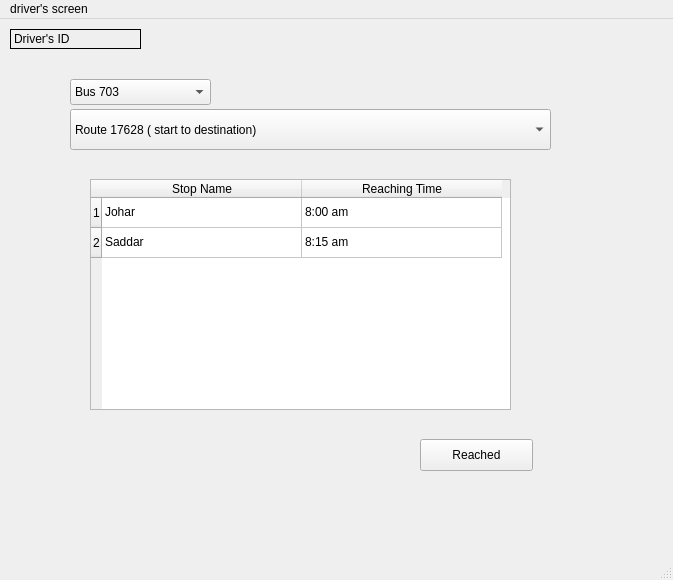
First picture: the form in drivers_screen.ui, repository ctrlaltdef/Database-Project--Karachi-Bus-Connect, before the edit.
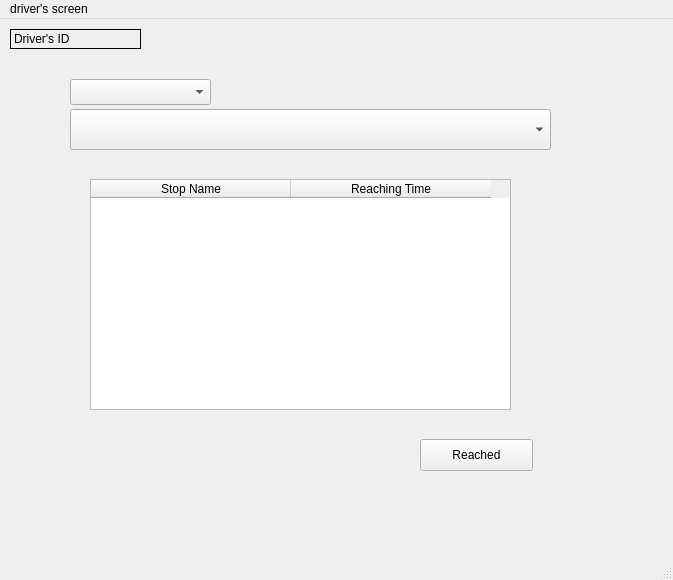
Second picture: the form after the edit.

```diff
--- a/drivers_screen.ui
+++ b/drivers_screen.ui
@@ -47,11 +47,6 @@
       <height>41</height>
      </rect>
     </property>
-    <item>
-     <property name="text">
-      <string>Route 17628 ( start to destination)</string>
-     </property>
-    </item>
    </widget>
    <widget class="QTableWidget" name="Stops_table">
     <property name="geometry">
@@ -65,16 +60,6 @@
     <attribute name="horizontalHeaderDefaultSectionSize">
      <number>200</number>
     </attribute>
-    <row>
-     <property name="text">
-      <string>1</string>
-     </property>
-    </row>
-    <row>
-     <property name="text">
-      <string>2</string>
-     </property>
-    </row>
     <column>
      <property name="text">
       <string>Stop Name</string>
@@ -85,26 +70,6 @@
       <string>Reaching Time</string>
      </property>
     </column>
-    <item row="0" column="0">
-     <property name="text">
-      <string>Johar</string>
-     </property>
-    </item>
-    <item row="0" column="1">
-     <property name="text">
-      <string>8:00 am</string>
-     </property>
-    </item>
-    <item row="1" column="0">
-     <property name="text">
-      <string>Saddar</string>
-     </property>
-    </item>
-    <item row="1" column="1">
-     <property name="text">
-      <string>8:15 am</string>
-     </property>
-    </item>
    </widget>
    <widget class="QComboBox" name="Buses_assigned">
     <property name="geometry">
@@ -115,11 +80,6 @@
       <height>26</height>
      </rect>
     </property>
-    <item>
-     <property name="text">
-      <string>Bus 703</string>
-     </property>
-    </item>
    </widget>
    <widget class="QPushButton" name="Reached_button">
     <property name="geometry">
```
